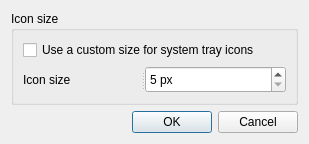
Old version of the form plugin-tray/lxqttrayconfiguration.ui in the repository lxqt/lxqt-panel.
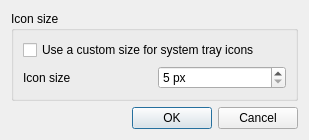
New version of the form.

Commit message: Allow setting a custom tray icon size using a dialog.

```diff
--- a/plugin-tray/lxqttrayconfiguration.ui
+++ b/plugin-tray/lxqttrayconfiguration.ui
@@ -7,7 +7,7 @@
     <x>0</x>
     <y>0</y>
     <width>309</width>
-    <height>144</height>
+    <height>137</height>
    </rect>
   </property>
   <property name="windowTitle">
@@ -28,15 +28,15 @@
        </widget>
       </item>
       <item>
-       <widget class="QSplitter" name="splitter">
-        <property name="orientation">
-         <enum>Qt::Horizontal</enum>
-        </property>
+       <layout class="QHBoxLayout" name="horizontalLayout">
+        <item>
         <widget class="QLabel" name="iconSizeL">
          <property name="text">
           <string>Icon size</string>
          </property>
         </widget>
+        </item>
+        <item>
         <widget class="QSpinBox" name="iconSizeSB">
          <property name="maximumSize">
           <size>
@@ -51,7 +51,8 @@
           <number>5</number>
          </property>
         </widget>
-       </widget>
+        </item>
+       </layout>
       </item>
      </layout>
     </widget>
```
Left out of the diff: 2 changed lines with no effect on the pictures. Lines whose indentation alone changed are shown as unchanged. The commit also changes 2 other files.
